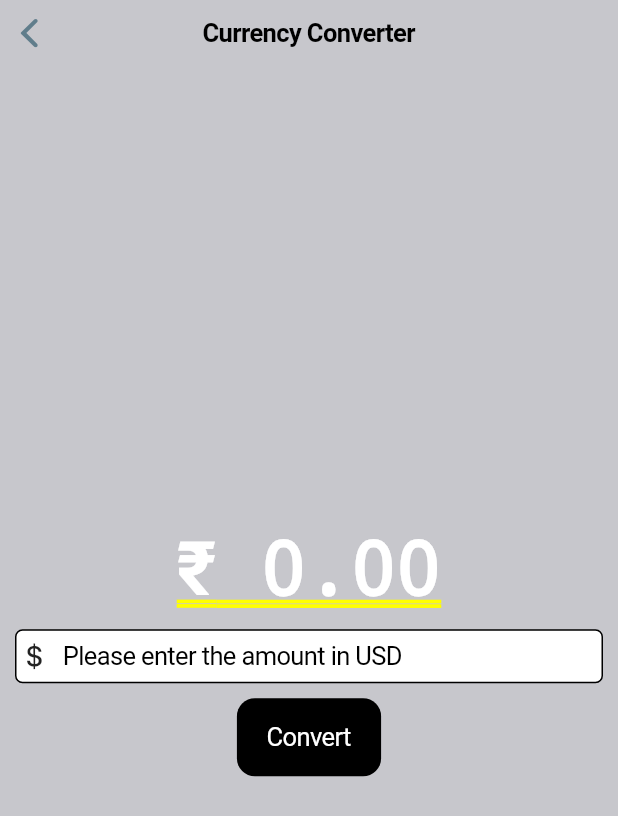
After one commit to SyedWafiHasan/currencyconverter, a Flutter app: the CurrencyConverterCupertinoPage screen opened directly, on a phone screen of 412 x 824 dp. The commit adds this screen. Shown: the top 816 px of the screen. Run offline on Flutter 3.47's test engine with Material 2 defaults, Android fonts, the phone set to English and light mode, and no system bars.

Commit message:
Completed CurrencyConverter App and set Material page as default

```diff
--- /dev/null
+++ b/lib/currency_converter_cupertino.dart
@@ -0,0 +1,85 @@
+import 'package:flutter/cupertino.dart';
+
+class CurrencyConverterCupertinoPage extends StatefulWidget {
+  const CurrencyConverterCupertinoPage({super.key});
+
+  @override
+  State<CurrencyConverterCupertinoPage> createState() =>
+      _CurrencyConverterCupertinoPageState();
+}
+
+class _CurrencyConverterCupertinoPageState
+    extends State<CurrencyConverterCupertinoPage> {
+
+  double result = 0;
+  final TextEditingController textEditingController = TextEditingController();
+
+  void convert() {
+    textEditingController.text.isEmpty
+        ? result = 0
+        : result = double.parse(textEditingController.text) * 82.5;
+    setState(() {});
+  }
+
+  @override
+  void dispose() {
+    textEditingController.dispose();
+    super.dispose();
+  }
+
+  @override
+  Widget build(BuildContext context) {
+    return CupertinoPageScaffold(
+      backgroundColor: CupertinoColors.systemGrey3,
+      navigationBar: const CupertinoNavigationBar(
+        middle: Text("Currency Converter"),
+        backgroundColor: CupertinoColors.systemGrey3,
+      ),
+      child: Center(
+        child: Column(
+          mainAxisAlignment: MainAxisAlignment.center,
+          children: [
+            Text(
+              '₹ ${result.toStringAsFixed(2)}',
+              style: const TextStyle(
+                fontSize: 50,
+                fontWeight: FontWeight.bold,
+                color: CupertinoColors.white,
+              ),
+            ),
+            Padding(
+              padding: const EdgeInsets.all(10),
+              child: CupertinoTextField(
+                controller: textEditingController,
+                style: const TextStyle(color: CupertinoColors.black),
+                keyboardType:
+                    const TextInputType.numberWithOptions(decimal: true),
+                placeholder: 'Please enter the amount in USD',
+                prefix: const Icon(CupertinoIcons.money_dollar),
+                placeholderStyle: const TextStyle(
+                  color: CupertinoColors.black,
+                ),
+                decoration: BoxDecoration(
+                  border: Border.all(),
+                  borderRadius: const BorderRadius.all(Radius.circular(5)),
+                  color: CupertinoColors.white,
+                ),
+              ),
+            ),
+            Padding(
+              padding: const EdgeInsets.symmetric(horizontal: 10.0),
+              child: CupertinoButton(
+                onPressed: convert,
+                color: CupertinoColors.black,
+                minSize: kMinInteractiveDimensionCupertino,
+                child: const Text('Convert', style: TextStyle(
+                  color: CupertinoColors.white,
+                ),),
+              ),
+            ),
+          ],
+        ),
+      ),
+    );
+  }
+}
--- a/lib/main.dart
+++ b/lib/main.dart
@@ -1,16 +1,19 @@
+import 'package:currencyconverter/currency_converter_cupertino.dart';
 import 'package:currencyconverter/currency_converter_material.dart';
+import 'package:flutter/cupertino.dart';
 import 'package:flutter/material.dart';
 
 void main() {
-  runApp(MyApp());
+  runApp(MyMaterialApp());
+  // runApp(const MyCupertinoApp());
 }
 
 /// Two types of widgets -
 /// 1. Stateless Widgets
 /// 2. Statefull Widgets
 
-class MyApp extends StatelessWidget {
-  MyApp({super.key});
+class MyMaterialApp extends StatelessWidget {
+  MyMaterialApp({super.key});
 
   final ThemeData theme = ThemeData();
 
@@ -20,11 +23,22 @@ class MyApp extends StatelessWidget {
       home: const CurrencyConverterMaterialPage(),
       debugShowCheckedModeBanner: false,
       theme: theme.copyWith(
-        colorScheme: theme.colorScheme.copyWith(
-          primary: Colors.blueGrey,
-          secondary: Colors.pinkAccent,
-        )
-      ),
+          colorScheme: theme.colorScheme.copyWith(
+        primary: Colors.blueGrey,
+        secondary: Colors.pinkAccent,
+      )),
     );
   }
 }
+
+class MyCupertinoApp extends StatelessWidget {
+  const MyCupertinoApp({super.key});
+
+  @override
+  Widget build(BuildContext context) {
+    return const CupertinoApp(
+      home: CurrencyConverterCupertinoPage(),
+      debugShowCheckedModeBanner: false,
+    );
+  }
+}
```
Also changed, not shown: lib/currency_converter_material.dart (+15 -9 lines).
